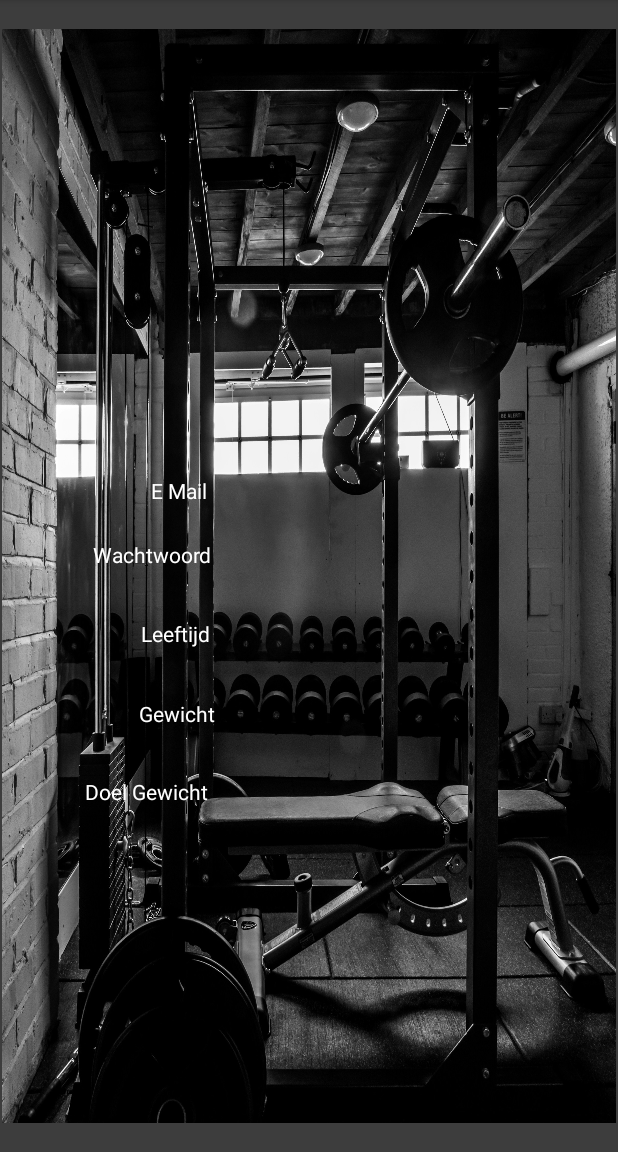
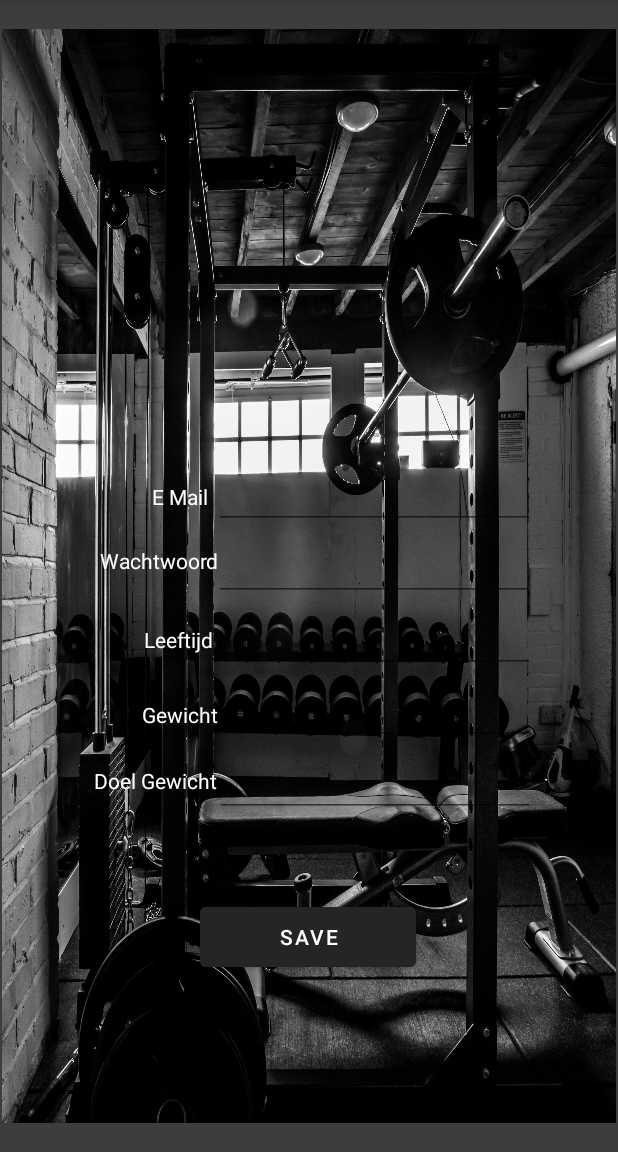
Before and after one commit to 2leaped/PowerPumpapp, an Android app: the Settings screen opened through its navigation route, on a phone screen of 412 x 824 dp, the part 84-1236 px from its top. Run offline under Robolectric (Android 15) with nearby library versions, the phone set to English and light mode, and no system bars.

Commit message:
finished settings,werkende button en invultekst

```diff
--- a/app/src/main/java/com/example/powerpump/Home.kt
+++ b/app/src/main/java/com/example/powerpump/Home.kt
@@ -6,6 +6,7 @@ import android.view.LayoutInflater
 import android.view.View
 import android.view.ViewGroup
 import android.widget.Button
+import android.widget.ImageButton
 import androidx.navigation.Navigation
 
 // TODO: Rename parameter arguments, choose names that match
@@ -46,7 +47,9 @@ class Home : Fragment() {
         view.findViewById<Button>(R.id.btnConditie).setOnClickListener {
             Navigation.findNavController(view).navigate(R.id.action_home2_to_conditie)
         }
-
+        view.findViewById<ImageButton>(R.id.btnSettings).setOnClickListener {
+            Navigation.findNavController(view).navigate(R.id.action_homepage_to_settings)
+        }
         return view
     }
 
--- a/app/src/main/java/com/example/powerpump/Settings.kt
+++ b/app/src/main/java/com/example/powerpump/Settings.kt
@@ -5,6 +5,8 @@ import androidx.fragment.app.Fragment
 import android.view.LayoutInflater
 import android.view.View
 import android.view.ViewGroup
+import android.widget.Button
+import androidx.navigation.Navigation
 
 // TODO: Rename parameter arguments, choose names that match
 // the fragment initialization parameters, e.g. ARG_ITEM_NUMBER
@@ -34,9 +36,12 @@ class Settings : Fragment() {
         savedInstanceState: Bundle?
     ): View? {
         // Inflate the layout for this fragment
-        return inflater.inflate(R.layout.fragment_settings, container, false)
+        val view = inflater.inflate(R.layout.fragment_settings, container, false)
+        view.findViewById<Button>(R.id.btnSaveSet).setOnClickListener {
+            Navigation.findNavController(view).navigate(R.id.action_settings_to_homepage)
+        }
+        return view
     }
-
     companion object {
         /**
          * Use this factory method to create a new instance of
--- a/app/src/main/java/com/example/powerpump/loginin.kt
+++ b/app/src/main/java/com/example/powerpump/loginin.kt
@@ -38,7 +38,7 @@ class loginin : Fragment() {
         // Inflate the layout for this fragment
         val view = inflater.inflate(R.layout.fragment_loginin, container, false)
         view.findViewById<Button>(R.id.btnLogin2acc).setOnClickListener {
-            Navigation.findNavController(view).navigate(R.id.action_loginin_to_home2)
+            Navigation.findNavController(view).navigate(R.id.action_loginin_to_homepage)
         }
         return view
     }
--- a/app/src/main/res/layout/fragment_home.xml
+++ b/app/src/main/res/layout/fragment_home.xml
@@ -63,10 +63,10 @@
         app:layout_constraintTop_toTopOf="parent"
         app:layout_constraintVertical_bias="0.658" />
 
-    <ImageView
+    <ImageButton
         android:id="@+id/btnSettings"
-        android:layout_width="39dp"
-        android:layout_height="34dp"
+        android:layout_width="66dp"
+        android:layout_height="57dp"
         android:src="@drawable/settings"
         app:layout_constraintBottom_toBottomOf="parent"
         app:layout_constraintEnd_toEndOf="parent"
--- a/app/src/main/res/layout/fragment_settings.xml
+++ b/app/src/main/res/layout/fragment_settings.xml
@@ -7,6 +7,91 @@
     android:background="@drawable/wallpaperandroidstudioppf"
     tools:context=".Settings" >
 
+    <EditText
+        android:id="@+id/settingsGewicht"
+        android:layout_width="wrap_content"
+        android:layout_height="wrap_content"
+        android:layout_marginBottom="252dp"
+        android:ems="10"
+        android:inputType="textPersonName"
+        android:text=""
+        android:textColor="#FFFFFF"
+        android:textColorHint="#FFFFFF"
+        app:layout_constraintBottom_toBottomOf="parent"
+        app:layout_constraintEnd_toEndOf="parent"
+        app:layout_constraintHorizontal_bias="0.731"
+        app:layout_constraintStart_toStartOf="parent"
+        app:layout_constraintTop_toTopOf="@+id/textView"
+        app:layout_constraintVertical_bias="0.64" />
+
+    <EditText
+        android:id="@+id/settingsEmail"
+        android:layout_width="wrap_content"
+        android:layout_height="wrap_content"
+        android:layout_marginBottom="396dp"
+        android:ems="10"
+        android:inputType="textPersonName"
+        android:text=""
+        android:textColor="#FFFFFF"
+        android:textColorHint="#FFFFFF"
+        app:layout_constraintBottom_toBottomOf="parent"
+        app:layout_constraintEnd_toEndOf="parent"
+        app:layout_constraintHorizontal_bias="0.721"
+        app:layout_constraintStart_toStartOf="parent"
+        app:layout_constraintTop_toTopOf="@+id/textView"
+        app:layout_constraintVertical_bias="0.41" />
+
+    <EditText
+        android:id="@+id/settingsWachtwoord"
+        android:layout_width="wrap_content"
+        android:layout_height="wrap_content"
+        android:layout_marginBottom="348dp"
+        android:ems="10"
+        android:inputType="textPersonName"
+        android:text=""
+        android:textColor="#FFFFFF"
+        android:textColorHint="#FFFFFF"
+        app:layout_constraintBottom_toBottomOf="parent"
+        app:layout_constraintEnd_toEndOf="parent"
+        app:layout_constraintHorizontal_bias="0.721"
+        app:layout_constraintStart_toStartOf="parent"
+        app:layout_constraintTop_toTopOf="@+id/textView"
+        app:layout_constraintVertical_bias="0.487" />
+
+    <EditText
+        android:id="@+id/settingsLeeftijd"
+        android:layout_width="wrap_content"
+        android:layout_height="wrap_content"
+        android:layout_marginBottom="300dp"
+        android:ems="10"
+        android:inputType="textPersonName"
+        android:text=""
+        android:textColor="#FFFFFF"
+        android:textColorHint="#FFFFFF"
+        app:layout_constraintBottom_toBottomOf="parent"
+        app:layout_constraintEnd_toEndOf="parent"
+        app:layout_constraintHorizontal_bias="0.726"
+        app:layout_constraintStart_toStartOf="parent"
+        app:layout_constraintTop_toTopOf="@+id/textView"
+        app:layout_constraintVertical_bias="0.563" />
+
+    <EditText
+        android:id="@+id/settingsDoelGewicht"
+        android:layout_width="wrap_content"
+        android:layout_height="wrap_content"
+        android:layout_marginBottom="204dp"
+        android:ems="10"
+        android:inputType="textPersonName"
+        android:text=""
+        android:textColor="#FFFFFF"
+        android:textColorHint="#FFFFFF"
+        app:layout_constraintBottom_toBottomOf="parent"
+        app:layout_constraintEnd_toEndOf="parent"
+        app:layout_constraintHorizontal_bias="0.726"
+        app:layout_constraintStart_toStartOf="parent"
+        app:layout_constraintTop_toTopOf="@+id/textView"
+        app:layout_constraintVertical_bias="0.715" />
+
     <TextView
         android:id="@+id/textView18"
         android:layout_width="45dp"
@@ -15,10 +100,10 @@
         android:textColor="#FFFFFF"
         app:layout_constraintBottom_toBottomOf="parent"
         app:layout_constraintEnd_toEndOf="parent"
-        app:layout_constraintHorizontal_bias="0.273"
+        app:layout_constraintHorizontal_bias="0.275"
         app:layout_constraintStart_toStartOf="parent"
         app:layout_constraintTop_toTopOf="parent"
-        app:layout_constraintVertical_bias="0.42" />
+        app:layout_constraintVertical_bias="0.426" />
 
     <TextView
         android:id="@+id/textView19"
@@ -28,21 +113,21 @@
         android:textColor="#FFFFFF"
         app:layout_constraintBottom_toBottomOf="parent"
         app:layout_constraintEnd_toEndOf="parent"
-        app:layout_constraintHorizontal_bias="0.185"
+        app:layout_constraintHorizontal_bias="0.199"
         app:layout_constraintStart_toStartOf="parent"
         app:layout_constraintTop_toTopOf="parent"
-        app:layout_constraintVertical_bias="0.481" />
+        app:layout_constraintVertical_bias="0.487" />
 
     <TextView
         android:id="@+id/textView20"
         android:layout_width="52dp"
         android:layout_height="20dp"
-        android:layout_marginBottom="316dp"
+        android:layout_marginBottom="312dp"
         android:text="Leeftijd"
         android:textColor="#FFFFFF"
         app:layout_constraintBottom_toBottomOf="parent"
         app:layout_constraintEnd_toEndOf="parent"
-        app:layout_constraintHorizontal_bias="0.259"
+        app:layout_constraintHorizontal_bias="0.264"
         app:layout_constraintStart_toStartOf="parent"
         app:layout_constraintTop_toTopOf="@+id/textView"
         app:layout_constraintVertical_bias="0.556" />
@@ -55,10 +140,10 @@
         android:textColor="#FFFFFF"
         app:layout_constraintBottom_toBottomOf="parent"
         app:layout_constraintEnd_toEndOf="parent"
-        app:layout_constraintHorizontal_bias="0.256"
+        app:layout_constraintHorizontal_bias="0.261"
         app:layout_constraintStart_toStartOf="parent"
         app:layout_constraintTop_toTopOf="parent"
-        app:layout_constraintVertical_bias="0.63" />
+        app:layout_constraintVertical_bias="0.631" />
 
     <TextView
         android:id="@+id/textView22"
@@ -68,8 +153,21 @@
         android:textColor="#FFFFFF"
         app:layout_constraintBottom_toBottomOf="parent"
         app:layout_constraintEnd_toEndOf="parent"
-        app:layout_constraintHorizontal_bias="0.17"
+        app:layout_constraintHorizontal_bias="0.189"
         app:layout_constraintStart_toStartOf="parent"
         app:layout_constraintTop_toTopOf="parent"
-        app:layout_constraintVertical_bias="0.706" />
+        app:layout_constraintVertical_bias="0.696" />
+
+    <Button
+        android:id="@+id/btnSaveSet"
+        android:layout_width="144dp"
+        android:layout_height="52dp"
+        android:backgroundTint="#252525"
+        android:text="Save"
+        app:layout_constraintBottom_toBottomOf="parent"
+        app:layout_constraintEnd_toEndOf="parent"
+        app:layout_constraintHorizontal_bias="0.498"
+        app:layout_constraintStart_toStartOf="parent"
+        app:layout_constraintTop_toTopOf="parent"
+        app:layout_constraintVertical_bias="0.855" />
 </androidx.constraintlayout.widget.ConstraintLayout>
--- a/app/src/main/res/navigation/navigation.xml
+++ b/app/src/main/res/navigation/navigation.xml
@@ -32,7 +32,7 @@
         android:label="fragment_loginin"
         tools:layout="@layout/fragment_loginin" >
         <action
-            android:id="@+id/action_loginin_to_home2"
+            android:id="@+id/action_loginin_to_homepage"
             app:destination="@id/homepage" />
     </fragment>
     <fragment
@@ -72,5 +72,9 @@
         android:id="@+id/settings"
         android:name="com.example.powerpump.Settings"
         android:label="fragment_settings"
-        tools:layout="@layout/fragment_settings" />
+        tools:layout="@layout/fragment_settings" >
+        <action
+            android:id="@+id/action_settings_to_homepage"
+            app:destination="@id/homepage" />
+    </fragment>
 </navigation>
```
